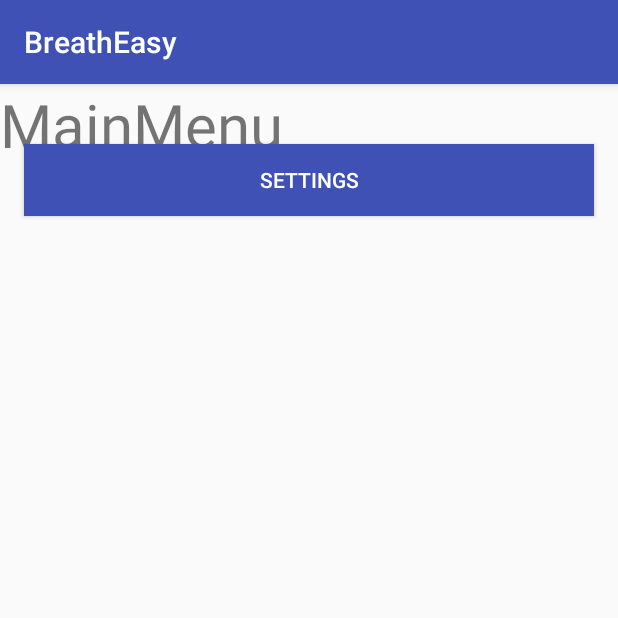
After one commit to daneography/BreathEasy-AndroidStudio, an Android app: the fragment mainMenuFragment placed in its activity, on a phone screen of 412 x 824 dp, the top half of it. The commit adds this screen. Run offline under Robolectric (Android 15) with nearby library versions, the phone set to English and light mode, and no system bars.

Commit message:
version 0.4
mock main menu included

```diff
--- a/app/src/main/AndroidManifest.xml
+++ b/app/src/main/AndroidManifest.xml
@@ -16,7 +16,7 @@
         android:supportsRtl="true"
         android:theme="@style/AppTheme">
 
-        <!---Parent Activity -->
+        <!-- -Parent Activity -->
         <activity android:name=".MainActivity">
             <intent-filter>
                 <action android:name="android.intent.action.MAIN" />
@@ -24,7 +24,6 @@
                 <category android:name="android.intent.category.LAUNCHER" />
             </intent-filter>
         </activity>
-
     </application>
 
 </manifest>
--- a/app/src/main/java/uofsc/com/breatheasy/MainActivity.java
+++ b/app/src/main/java/uofsc/com/breatheasy/MainActivity.java
@@ -21,9 +21,9 @@ public class MainActivity extends AppCompatActivity {
     private void initFragment() {
         Fragment fragment;
         if(pref.getBoolean(Constants.IS_LOGGED_IN,false)){
-            fragment = new ProfileFragment();
+            fragment = new mainMenuFragment();
         }else{
-            fragment = new welcomeView ();
+            fragment = new LoginFragment();
         }
         FragmentTransaction ft = getFragmentManager().beginTransaction();
         ft.replace(R.id.fragment_frame,fragment);
--- a/app/src/main/java/uofsc/com/breatheasy/aboutFragment.java
+++ b/app/src/main/java/uofsc/com/breatheasy/aboutFragment.java
@@ -17,7 +17,7 @@ public class aboutFragment extends Fragment{
     @Override
     public View onCreateView(LayoutInflater inflater, ViewGroup container, Bundle savedInstanceState) {
 
-        View view = inflater.inflate(R.layout.fragment_profile,container,false);
+        View view = inflater.inflate(R.layout.fragment_about,container,false);
         initViews(view);
         return view;
     }
--- /dev/null
+++ b/app/src/main/java/uofsc/com/breatheasy/mainMenuFragment.java
@@ -0,0 +1,53 @@
+package uofsc.com.breatheasy;
+
+import android.app.Fragment;
+import android.app.FragmentTransaction;
+import android.os.Bundle;
+import android.support.design.widget.Snackbar;
+import android.support.v7.widget.AppCompatButton;
+import android.view.LayoutInflater;
+import android.view.View;
+import android.view.ViewGroup;
+import android.widget.Button;
+import android.widget.TextView;
+
+
+public class mainMenuFragment extends Fragment implements View.OnClickListener {
+    private TextView tvMainMenu;
+    private AppCompatButton btnSettings;
+
+    @Override
+    public View onCreateView(LayoutInflater inflater, ViewGroup container, Bundle savedInstanceState) {
+
+        View view = inflater.inflate(R.layout.fragment_main_menu,container,false);
+        initViews(view);
+        return view;
+    }
+
+    private void initViews(View view){
+
+        tvMainMenu = (TextView)view.findViewById(R.id.tvMainMenu);
+        btnSettings = (AppCompatButton)view.findViewById(R.id.btnSettings);
+
+        btnSettings.setOnClickListener(this);
+    }
+
+    @Override
+    public void onClick(View v) {
+
+        switch (v.getId()){
+            case R.id.btnSettings:
+                goToSettings();
+                break;
+        }
+
+    }
+
+    private void goToSettings(){
+
+        Fragment login = new ProfileFragment();
+        FragmentTransaction ft = getFragmentManager().beginTransaction();
+        ft.replace(R.id.fragment_frame,login);
+        ft.commit();
+    }
+}
--- /dev/null
+++ b/app/src/main/res/layout/fragment_main_menu.xml
@@ -0,0 +1,28 @@
+<FrameLayout xmlns:android="http://schemas.android.com/apk/res/android"
+    xmlns:tools="http://schemas.android.com/tools"
+    android:layout_width="match_parent"
+    android:layout_height="match_parent"
+    tools:context="uofsc.com.breatheasy.mainMenuFragment">
+
+
+    <TextView
+        android:id="@+id/tvMainMenu"
+        android:layout_width="match_parent"
+        android:layout_height="match_parent"
+        android:text="MainMenu"
+        android:textSize="40dp"
+        />
+
+    <android.support.v7.widget.AppCompatButton
+        android:id="@+id/btnSettings"
+        android:layout_width="match_parent"
+        android:layout_height="wrap_content"
+        android:layout_marginTop="40dp"
+        android:layout_marginBottom="16dp"
+        android:layout_marginLeft="16dp"
+        android:layout_marginRight="16dp"
+        android:background="@color/colorPrimary"
+        android:text="Settings"
+        android:textColor="@android:color/white" />
+
+</FrameLayout>
```
Also changed, not shown: app/src/main/java/uofsc/com/breatheasy/LoginFragment.java (+4 -4 lines).
